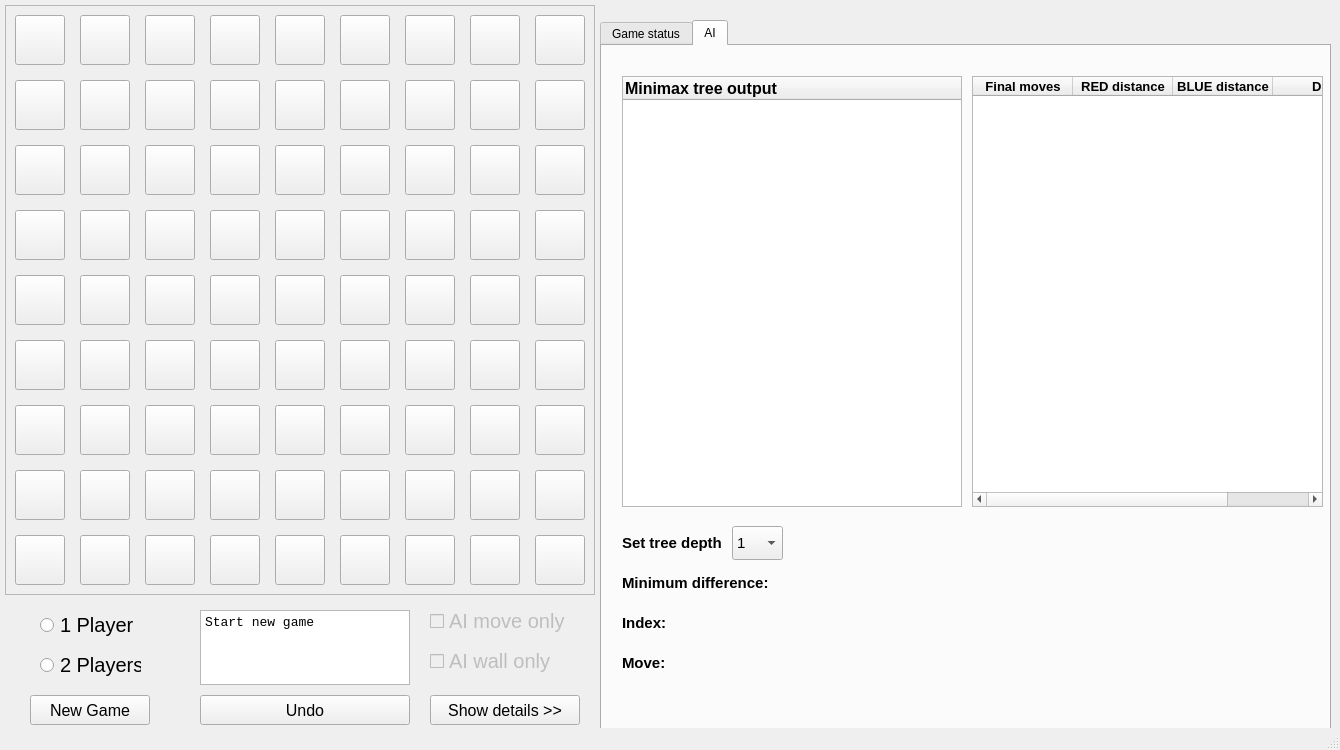
crimvael/quoridor, file quoridor.ui: the form before one commit.
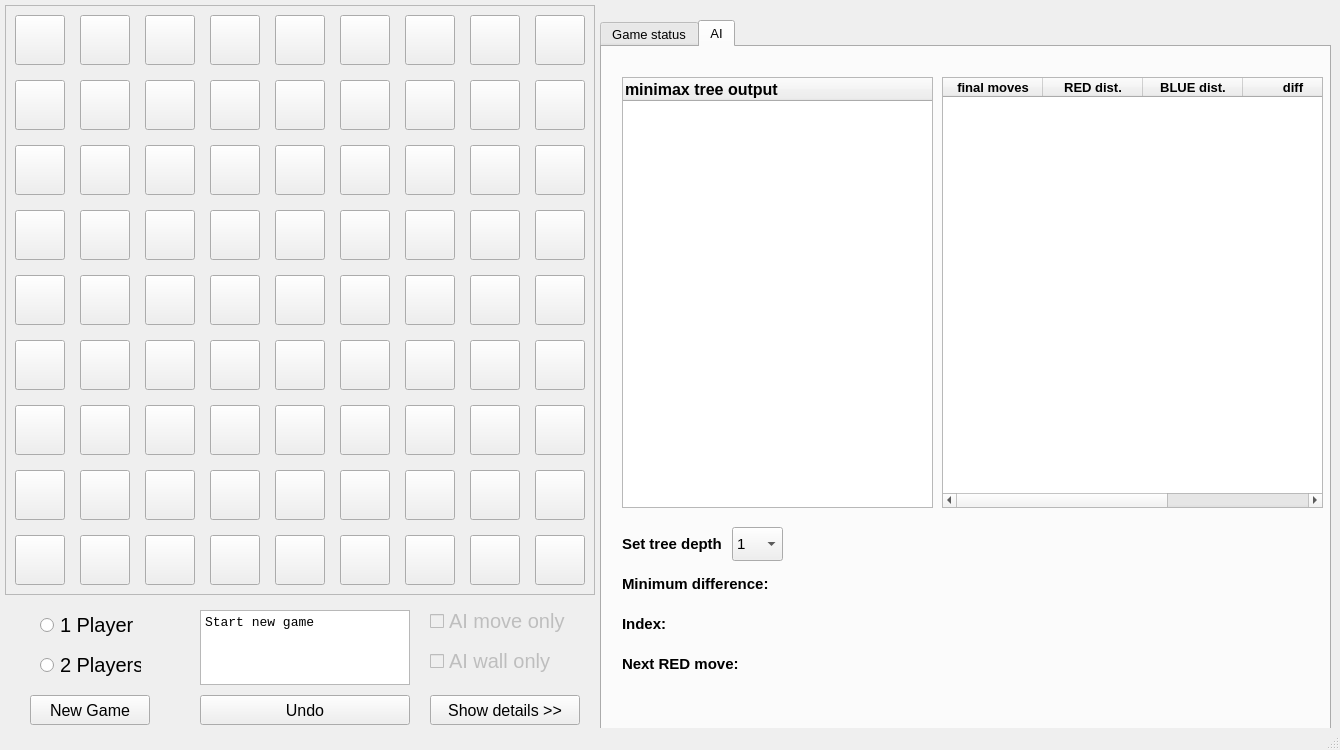
The form after the commit.

```diff
--- a/quoridor.ui
+++ b/quoridor.ui
@@ -1660,6 +1660,11 @@
       <height>730</height>
      </rect>
     </property>
+    <property name="font">
+     <font>
+      <pointsize>10</pointsize>
+     </font>
+    </property>
     <property name="currentIndex">
      <number>1</number>
     </property>
@@ -2285,7 +2290,7 @@
        <rect>
         <x>20</x>
         <y>30</y>
-        <width>340</width>
+        <width>311</width>
         <height>431</height>
        </rect>
       </property>
@@ -2294,9 +2299,12 @@
         <pointsize>11</pointsize>
        </font>
       </property>
+      <property name="autoFillBackground">
+       <bool>false</bool>
+      </property>
       <column>
        <property name="text">
-        <string notr="true">Minimax tree output</string>
+        <string notr="true">minimax tree output</string>
        </property>
        <property name="font">
         <font>
@@ -2309,9 +2317,9 @@
      <widget class="QTableWidget" name="tableWidget_5">
       <property name="geometry">
        <rect>
-        <x>370</x>
+        <x>340</x>
         <y>30</y>
-        <width>351</width>
+        <width>381</width>
         <height>431</height>
        </rect>
       </property>
@@ -2325,7 +2333,7 @@
       </property>
       <column>
        <property name="text">
-        <string>Final moves</string>
+        <string>final moves</string>
        </property>
        <property name="font">
         <font>
@@ -2336,7 +2344,7 @@
       </column>
       <column>
        <property name="text">
-        <string>RED distance</string>
+        <string>RED dist.</string>
        </property>
        <property name="font">
         <font>
@@ -2347,7 +2355,7 @@
       </column>
       <column>
        <property name="text">
-        <string>BLUE distance</string>
+        <string>BLUE dist.</string>
        </property>
        <property name="font">
         <font>
@@ -2358,7 +2366,18 @@
       </column>
       <column>
        <property name="text">
-        <string>Diff</string>
+        <string>diff</string>
+       </property>
+       <property name="font">
+        <font>
+         <pointsize>10</pointsize>
+         <bold>true</bold>
+        </font>
+       </property>
+      </column>
+      <column>
+       <property name="text">
+        <string>root move</string>
        </property>
        <property name="font">
         <font>
@@ -2373,7 +2392,7 @@
        <rect>
         <x>20</x>
         <y>600</y>
-        <width>51</width>
+        <width>121</width>
         <height>34</height>
        </rect>
       </property>
@@ -2384,7 +2403,7 @@
        </font>
       </property>
       <property name="text">
-       <string>Move:</string>
+       <string>Next RED move:</string>
       </property>
      </widget>
      <widget class="QLabel" name="label_13">
@@ -2447,9 +2466,9 @@
      <widget class="QLabel" name="label_18">
       <property name="geometry">
        <rect>
-        <x>70</x>
+        <x>140</x>
         <y>600</y>
-        <width>101</width>
+        <width>61</width>
         <height>34</height>
        </rect>
       </property>
@@ -2542,7 +2561,7 @@
      <widget class="QLabel" name="label_16">
       <property name="geometry">
        <rect>
-        <x>80</x>
+        <x>70</x>
         <y>560</y>
         <width>31</width>
         <height>34</height>
@@ -2563,7 +2582,7 @@
      <widget class="QLabel" name="label_15">
       <property name="geometry">
        <rect>
-        <x>180</x>
+        <x>170</x>
         <y>519</y>
         <width>31</width>
         <height>35</height>
```
Left out of the diff: 8 changed lines with no effect on the pictures.
